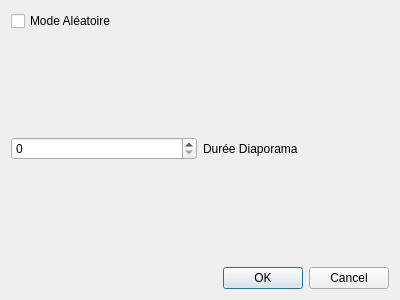
First picture: the form in ui/pref_window.ui, repository diekev/delsace, before the edit.
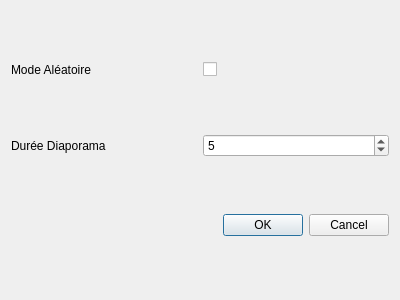
Second picture: the form after the edit.

Commit message: Implementation of a user preferences dialog

Patch:
```diff
--- a/ui/pref_window.ui
+++ b/ui/pref_window.ui
@@ -13,19 +13,30 @@
   <property name="windowTitle">
    <string>Dialog</string>
   </property>
-  <layout class="QGridLayout" name="gridLayout">
-   <item row="0" column="0">
-    <widget class="QCheckBox" name="checkBox">
-     <property name="text">
-      <string>Mode Aléatoire</string>
-     </property>
-    </widget>
+  <layout class="QVBoxLayout" name="verticalLayout">
+   <item>
+    <layout class="QHBoxLayout" name="horizontalLayout_2">
+     <item>
+      <widget class="QLabel" name="label_2">
+       <property name="text">
+        <string>Mode Aléatoire</string>
+       </property>
+      </widget>
+     </item>
+     <item>
+      <widget class="QCheckBox" name="m_random_mode">
+       <property name="text">
+        <string/>
+       </property>
+       <property name="checked">
+        <bool>false</bool>
+       </property>
+      </widget>
+     </item>
+    </layout>
    </item>
-   <item row="1" column="0">
+   <item>
     <layout class="QHBoxLayout" name="horizontalLayout">
-     <item>
-      <widget class="QSpinBox" name="spinBox"/>
-     </item>
      <item>
       <widget class="QLabel" name="label">
        <property name="text">
@@ -33,9 +44,16 @@
        </property>
       </widget>
      </item>
+     <item>
+      <widget class="QSpinBox" name="m_diap_dur">
+       <property name="value">
+        <number>5</number>
+       </property>
+      </widget>
+     </item>
     </layout>
    </item>
-   <item row="2" column="0">
+   <item>
     <widget class="QDialogButtonBox" name="buttonBox">
      <property name="orientation">
       <enum>Qt::Horizontal</enum>
```
Left out of the diff: 8 changed lines with no effect on the pictures. The commit also changes 7 other files.
